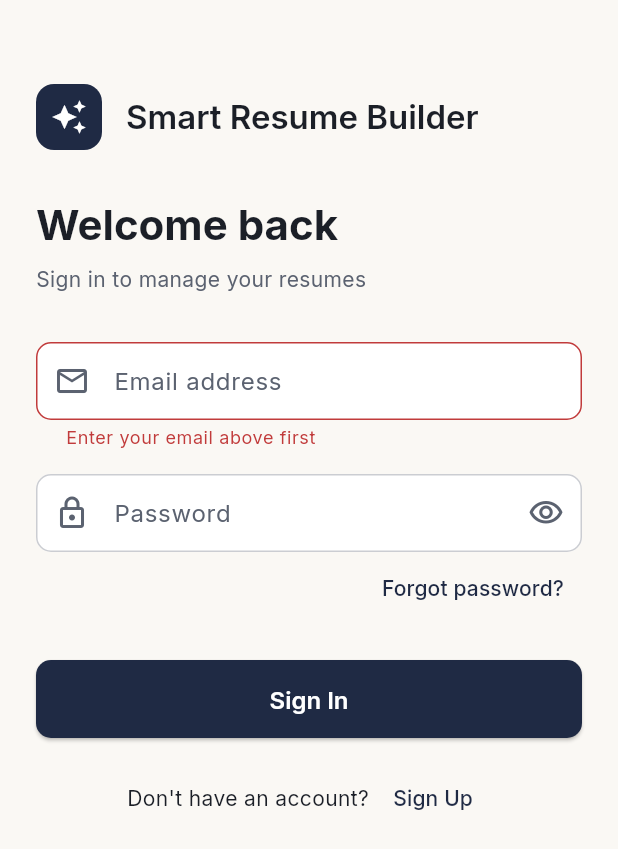
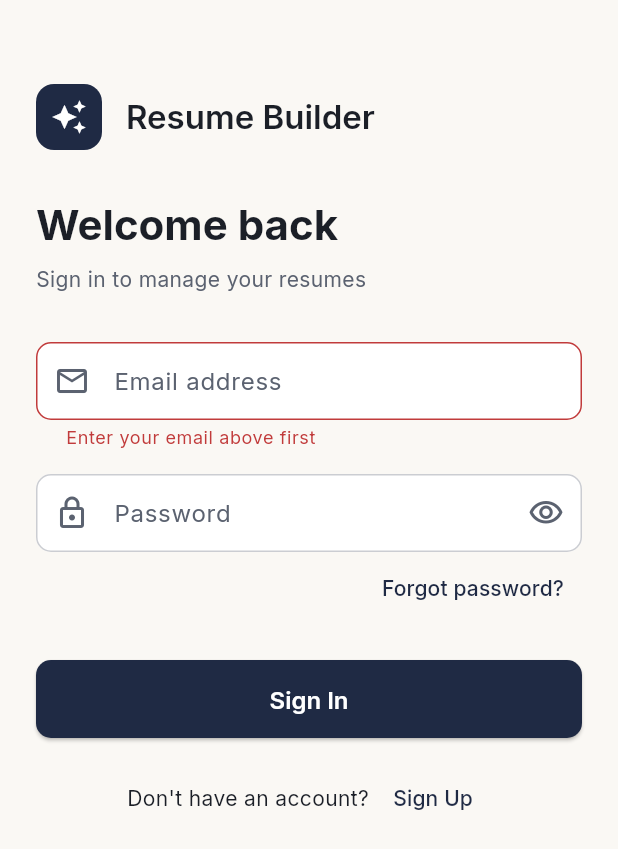
Before and after one commit to withshafan/smart_resume_builder, a Flutter app: the screen it shows after launch, after a tap on "Forgot password?", on a phone screen of 412 x 824 dp. Shown: the top 849 px of the screen. Run offline on Flutter 3.47's test engine with Material 3 defaults, Android fonts, the phone set to English and light mode, and no system bars; our stand-ins replace cloud_firestore, firebase_auth, firebase_core, google_fonts, pdf, printing and 1 more; accounts and stored records are empty.

Commit message:
chore: update app name to Resume Builder across all platforms and UI

```diff
--- a/lib/main.dart
+++ b/lib/main.dart
@@ -19,7 +19,7 @@ class MyApp extends StatelessWidget {
   @override
   Widget build(BuildContext context) {
     return MaterialApp(
-      title: 'Smart Resume Builder',
+      title: 'Resume Builder',
       debugShowCheckedModeBanner: false,
       theme: AppTheme.light,
       darkTheme: AppTheme.dark,
--- a/lib/screens/home_screen.dart
+++ b/lib/screens/home_screen.dart
@@ -87,7 +87,7 @@ class _HomeScreenState extends State<HomeScreen> {
     final theme = Theme.of(context);
     return Scaffold(
       appBar: AppBar(
-        title: const Text('Smart Resume Builder'),
+        title: const Text('Resume Builder'),
         actions: [
           PopupMenuButton<String>(
             icon: const Icon(Icons.sort, color: Colors.white),
--- a/lib/screens/login_screen.dart
+++ b/lib/screens/login_screen.dart
@@ -133,7 +133,7 @@ class _LoginScreenState extends State<LoginScreen> {
                         color: Colors.white, size: 24),
                   ),
                   const SizedBox(width: AppSpacing.md),
-                  Text('Smart Resume Builder',
+                  Text('Resume Builder',
                       style: theme.textTheme.titleLarge),
                 ],
               ),
--- a/lib/screens/splash_screen.dart
+++ b/lib/screens/splash_screen.dart
@@ -74,7 +74,7 @@ class _SplashScreenState extends State<SplashScreen> {
             ),
             const SizedBox(height: AppSpacing.lg),
             Text(
-              'Smart Resume Builder',
+              'Resume Builder',
               style: theme.textTheme.headlineSmall
                   ?.copyWith(fontWeight: FontWeight.bold),
             ),
```
Also changed, not shown: 2 other files.
